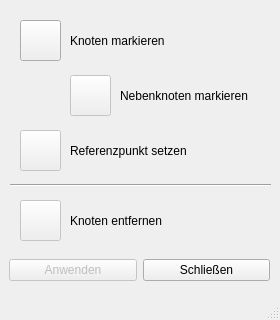
Old version of the form Code/NodeEdit.ui in the repository MSPietsch/HMI.
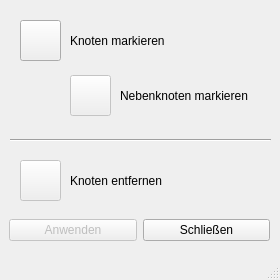
New version of the form. Icons and pictures are not drawn.

What changed in the file:
```diff
--- a/Code/NodeEdit.ui
+++ b/Code/NodeEdit.ui
@@ -7,19 +7,19 @@
     <x>0</x>
     <y>0</y>
     <width>280</width>
-    <height>320</height>
+    <height>280</height>
    </rect>
   </property>
   <property name="minimumSize">
    <size>
     <width>280</width>
-    <height>320</height>
+    <height>280</height>
    </size>
   </property>
   <property name="maximumSize">
    <size>
     <width>280</width>
-    <height>320</height>
+    <height>280</height>
    </size>
   </property>
   <property name="windowTitle">
@@ -147,7 +147,7 @@
      <property name="geometry">
       <rect>
        <x>10</x>
-       <y>175</y>
+       <y>130</y>
        <width>261</width>
        <height>20</height>
       </rect>
@@ -163,7 +163,7 @@
      <property name="geometry">
       <rect>
        <x>20</x>
-       <y>200</y>
+       <y>160</y>
        <width>41</width>
        <height>41</height>
       </rect>
@@ -207,7 +207,7 @@
      <property name="geometry">
       <rect>
        <x>70</x>
-       <y>195</y>
+       <y>155</y>
        <width>171</width>
        <height>51</height>
       </rect>
@@ -216,68 +216,11 @@
       <string>Knoten entfernen</string>
      </property>
     </widget>
-    <widget class="QLabel" name="label_4">
-     <property name="geometry">
-      <rect>
-       <x>70</x>
-       <y>125</y>
-       <width>171</width>
-       <height>51</height>
-      </rect>
-     </property>
-     <property name="frameShape">
-      <enum>QFrame::NoFrame</enum>
-     </property>
-     <property name="text">
-      <string>Referenzpunkt setzen</string>
-     </property>
-    </widget>
-    <widget class="QPushButton" name="btn3">
-     <property name="enabled">
-      <bool>false</bool>
-     </property>
-     <property name="geometry">
-      <rect>
-       <x>20</x>
-       <y>130</y>
-       <width>41</width>
-       <height>41</height>
-      </rect>
-     </property>
-     <property name="focusPolicy">
-      <enum>Qt::ClickFocus</enum>
-     </property>
-     <property name="statusTip">
-      <string>Setzt einen Referenzpunkt.</string>
-     </property>
-     <property name="text">
-      <string/>
-     </property>
-     <property name="icon">
-      <iconset>
-       <normaloff>../icons/reference_icon.png</normaloff>../icons/reference_icon.png</iconset>
-     </property>
-     <property name="checkable">
-      <bool>false</bool>
-     </property>
-     <property name="autoExclusive">
-      <bool>true</bool>
-     </property>
-     <property name="autoDefault">
-      <bool>true</bool>
-     </property>
-     <property name="default">
-      <bool>false</bool>
-     </property>
-     <property name="flat">
-      <bool>false</bool>
-     </property>
-    </widget>
     <widget class="QWidget" name="horizontalLayoutWidget">
      <property name="geometry">
       <rect>
        <x>9</x>
-       <y>250</y>
+       <y>210</y>
        <width>261</width>
        <height>41</height>
       </rect>
```
Left out of the diff: 6 changed lines with no effect on the pictures.
